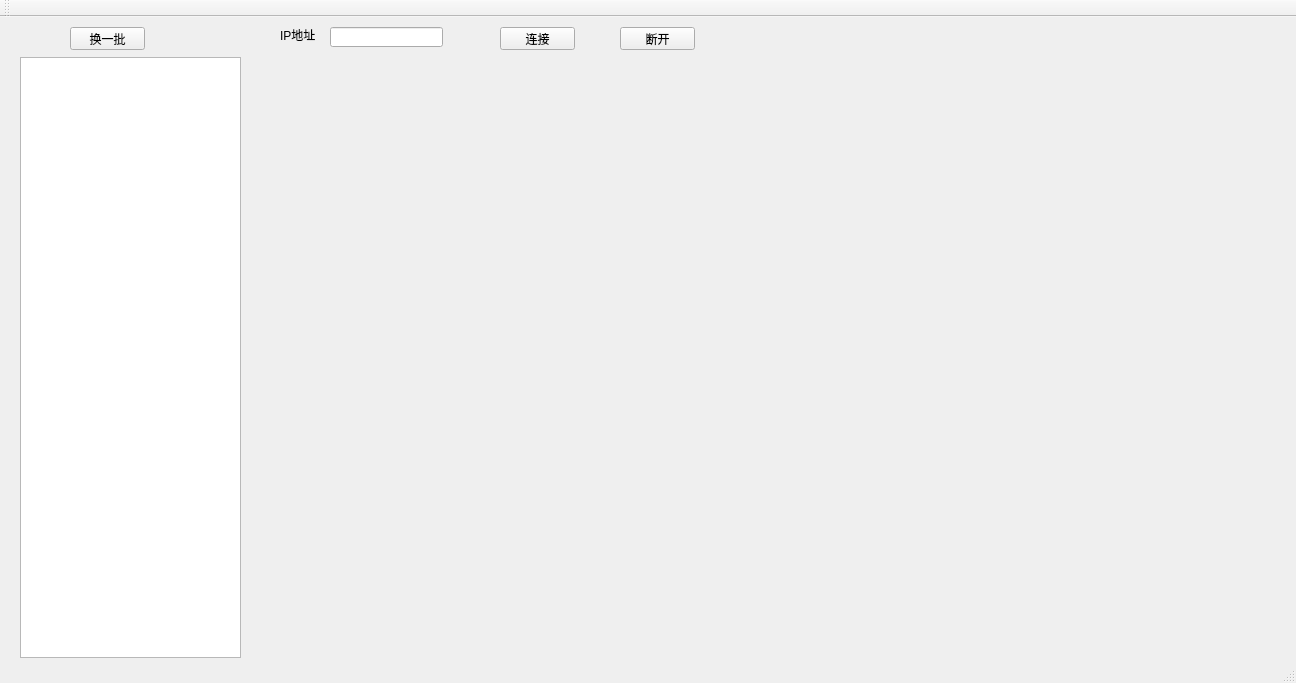
The window that mainwindow.ui (Zentions/WormClient1_0) describes before a commit, drawn with Qt 5.
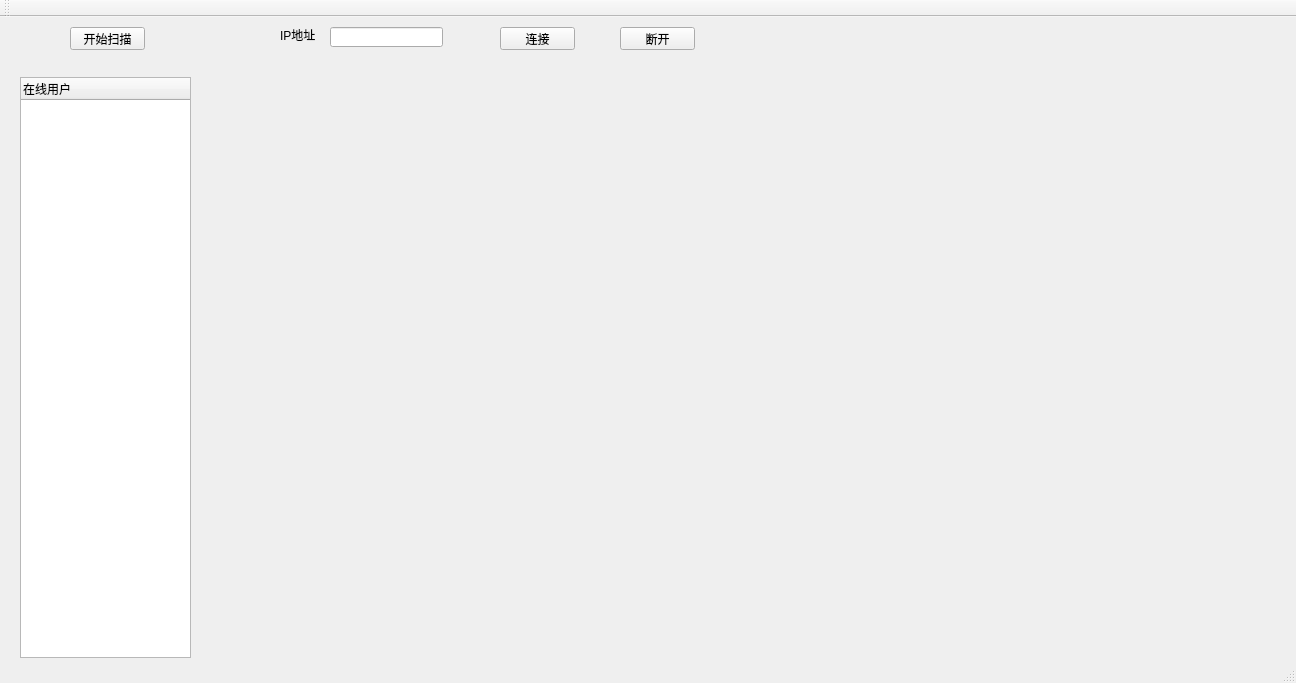
The same window after the commit.

Patch:
```diff
--- a/mainwindow.ui
+++ b/mainwindow.ui
@@ -14,16 +14,6 @@
    <string>MainWindow</string>
   </property>
   <widget class="QWidget" name="centralWidget">
-   <widget class="QTreeView" name="treeView">
-    <property name="geometry">
-     <rect>
-      <x>20</x>
-      <y>40</y>
-      <width>221</width>
-      <height>601</height>
-     </rect>
-    </property>
-   </widget>
    <widget class="QLabel" name="label">
     <property name="geometry">
      <rect>
@@ -83,9 +73,24 @@
      </rect>
     </property>
     <property name="text">
-     <string>换一批</string>
+     <string>开始扫描</string>
     </property>
    </widget>
+   <widget class="QTreeWidget" name="treeWidget">
+    <property name="geometry">
+     <rect>
+      <x>20</x>
+      <y>60</y>
+      <width>171</width>
+      <height>581</height>
+     </rect>
+    </property>
+    <column>
+     <property name="text">
+      <string>在线用户</string>
+     </property>
+    </column>
+   </widget>
   </widget>
   <widget class="QToolBar" name="mainToolBar">
    <attribute name="toolBarArea">
```
